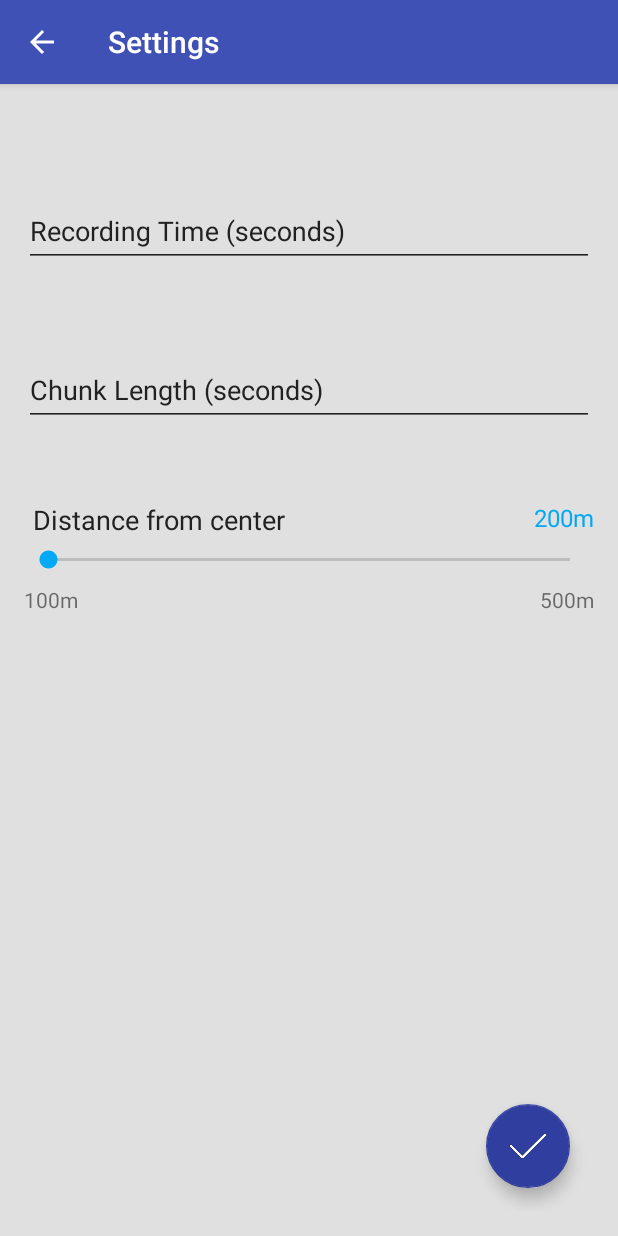
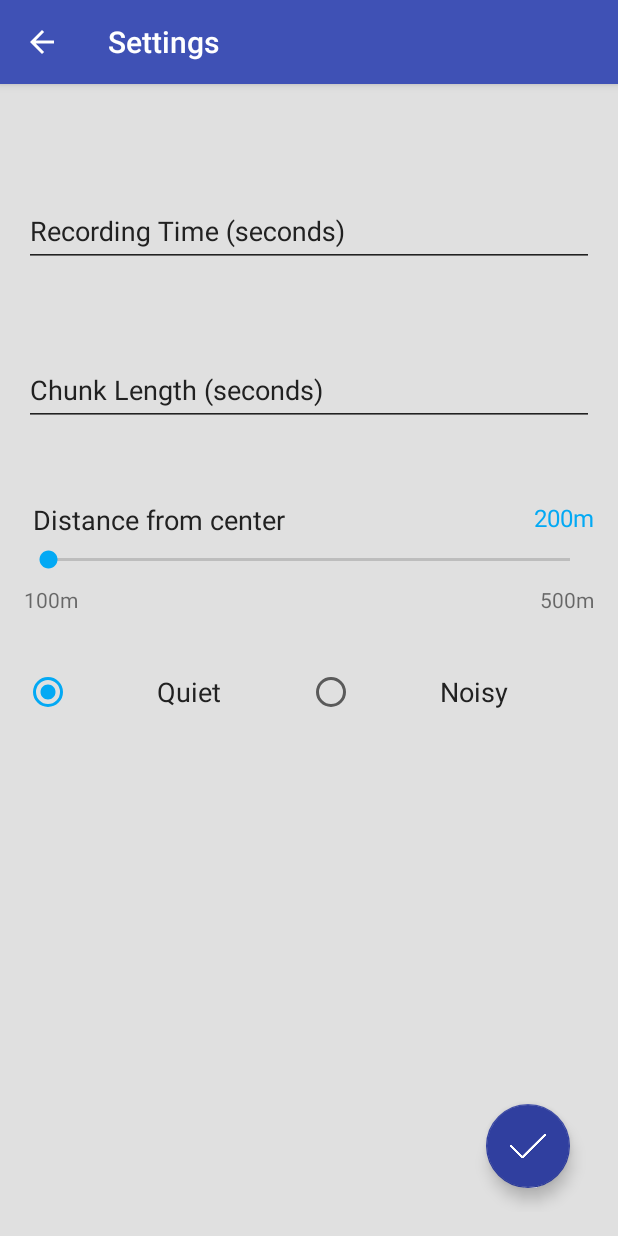
Before and after one commit to FlorentinTh/SpeakerAuthentication, an Android app: the SettingsActivity screen opened directly, with no data from a screen before it, on a phone screen of 412 x 824 dp. Run offline under Robolectric (Android 15) with nearby library versions, the phone set to English and light mode, and no system bars; network calls fail.

Commit message:
Add environment setting and minor improvements.

```diff
--- a/app/src/main/java/ca/uqac/florentinth/speakerauthentication/Logger/Logger.java
+++ b/app/src/main/java/ca/uqac/florentinth/speakerauthentication/Logger/Logger.java
@@ -28,10 +28,10 @@ public abstract class Logger {
             bufferedWriter = new BufferedWriter(new FileWriter(file, true));
 
             for(int i = 0; i < values.size(); i++) {
-                if(i == 0) {
+                if(i == values.size() - 1) {
                     bufferedWriter.write(values.get(i));
                 } else {
-                    bufferedWriter.write(" " + values.get(i));
+                    bufferedWriter.write(values.get(i) + ";");
                 }
             }
 
--- a/app/src/main/java/ca/uqac/florentinth/speakerauthentication/SettingsActivity.java
+++ b/app/src/main/java/ca/uqac/florentinth/speakerauthentication/SettingsActivity.java
@@ -13,6 +13,7 @@ import android.support.v7.app.AppCompatActivity;
 import android.view.MenuItem;
 import android.view.View;
 import android.widget.EditText;
+import android.widget.RadioButton;
 import android.widget.SeekBar;
 import android.widget.TextView;
 
@@ -26,11 +27,12 @@ public class SettingsActivity extends AppCompatActivity {
     private EditText recordingTimeInput, chunkLengthInput;
     private SeekBar seekBarDistance;
     private TextView distanceValue;
+    private RadioButton quietRadio, noisyRadio;
     private FloatingActionButton btnEdit;
 
     private SharedPreferences sharedPreferences;
 
-    private int recordingTime, chunkLength, distanceFromCenter;
+    private int recordingTime, chunkLength, distanceFromCenter, environment;
 
     @Override
     protected void onCreate(Bundle savedInstanceState) {
@@ -46,6 +48,7 @@ public class SettingsActivity extends AppCompatActivity {
         recordingTime = sharedPreferences.getInt("recordingTime", -1);
         chunkLength = sharedPreferences.getInt("chunkLength", -1);
         distanceFromCenter = sharedPreferences.getInt("distanceFromCenter", -1);
+        environment = sharedPreferences.getInt("id_environment", -1);
 
         initGUI();
     }
@@ -56,6 +59,8 @@ public class SettingsActivity extends AppCompatActivity {
         chunkLengthInput = (EditText) findViewById(R.id.chunk_length_input);
         seekBarDistance = (SeekBar) findViewById(R.id.seekbar_distance);
         distanceValue = (TextView) findViewById(R.id.distance_from_center_value);
+        quietRadio = (RadioButton) findViewById(R.id.radio_quiet);
+        noisyRadio = (RadioButton) findViewById(R.id.radio_noisy);
         btnEdit = (FloatingActionButton) findViewById(R.id.btn_edit);
 
         seekBarDistance.setMax(Location.getInstance().getMaxDistanceFromCenter());
@@ -91,6 +96,18 @@ public class SettingsActivity extends AppCompatActivity {
             public void onStopTrackingTouch(SeekBar seekBar) {}
         });
 
+
+        switch(environment) {
+            case 0:
+                quietRadio.setChecked(true);
+                break;
+            case 1:
+                noisyRadio.setChecked(true);
+                break;
+            default:
+                quietRadio.setChecked(true);
+        }
+
         btnEdit.setOnClickListener(new View.OnClickListener() {
             @Override
             public void onClick(View v) {
@@ -121,6 +138,13 @@ public class SettingsActivity extends AppCompatActivity {
             sharedPreferences.edit().putInt("chunkLength", ConvertUtils.secToMillis
                     (chunkLengthValue)).apply();
             sharedPreferences.edit().putInt("distanceFromCenter", distanceFromCenterValue).apply();
+
+            if(quietRadio.isChecked()) {
+                sharedPreferences.edit().putInt("id_environment", 0).apply();
+            } else {
+                sharedPreferences.edit().putInt("id_environment", 1).apply();
+            }
+
             finish();
         }
     }
--- a/app/src/main/res/layout/activity_settings.xml
+++ b/app/src/main/res/layout/activity_settings.xml
@@ -52,6 +52,7 @@
         </android.support.design.widget.TextInputLayout>
 
         <RelativeLayout
+            android:id="@+id/distance"
             android:layout_width="fill_parent"
             android:layout_height="wrap_content"
             android:layout_below="@+id/chunk_length"
@@ -109,6 +110,48 @@
                 android:text="500m"/>
         </RelativeLayout>
 
+        <RelativeLayout
+            android:id="@+id/env_radio"
+            android:layout_width="match_parent"
+            android:layout_height="wrap_content"
+            android:layout_below="@id/distance"
+            android:layout_centerHorizontal="true"
+            android:layout_marginTop="36dp">
+
+            <RadioGroup xmlns:android="http://schemas.android.com/apk/res/android"
+                        android:layout_width="match_parent"
+                        android:layout_height="wrap_content"
+                        android:layout_gravity="center"
+                        android:gravity="center"
+                        android:orientation="horizontal">
+
+                <RadioButton
+                    android:id="@+id/radio_quiet"
+                    android:layout_width="wrap_content"
+                    android:layout_height="wrap_content"
+                    android:layout_gravity="center"
+                    android:layout_weight="1"
+                    android:checked="true"
+                    android:gravity="center"
+                    android:text="@string/radio_quiet"
+                    android:textColor="@color/md_grey_900"
+                    android:textSize="18sp"/>
+
+                <RadioButton
+                    android:id="@+id/radio_noisy"
+                    android:layout_width="wrap_content"
+                    android:layout_height="wrap_content"
+                    android:layout_gravity="center"
+                    android:layout_weight="1"
+                    android:gravity="center"
+                    android:text="@string/radio_noisy"
+                    android:textColor="@color/md_grey_900"
+                    android:textSize="18sp"/>
+
+            </RadioGroup>
+
+        </RelativeLayout>
+
     </RelativeLayout>
 
     <android.support.design.widget.FloatingActionButton
--- a/app/src/main/res/values/strings.xml
+++ b/app/src/main/res/values/strings.xml
@@ -64,6 +64,8 @@
     <string name="recording_time_error">Recording time should be at least:</string>
     <string name="chunk_length_error">Chunk length should be at least:</string>
     <string name="distance_from_center_error">Distance from center location should be at least:</string>
+    <string name="radio_quiet">Quiet</string>
+    <string name="radio_noisy">Noisy</string>
     <!-- LocationActivity -->
     <string name="nothing_msg">You do not set any trusted location</string>
     <string name="existing_location">This location is <font fgcolor="#03A9F4"><b>already defined</b></font></string>
```
Also changed, not shown: app/src/main/java/ca/uqac/florentinth/speakerauthentication/AccessActivity.java (+38 -12 lines), 1 other file.
